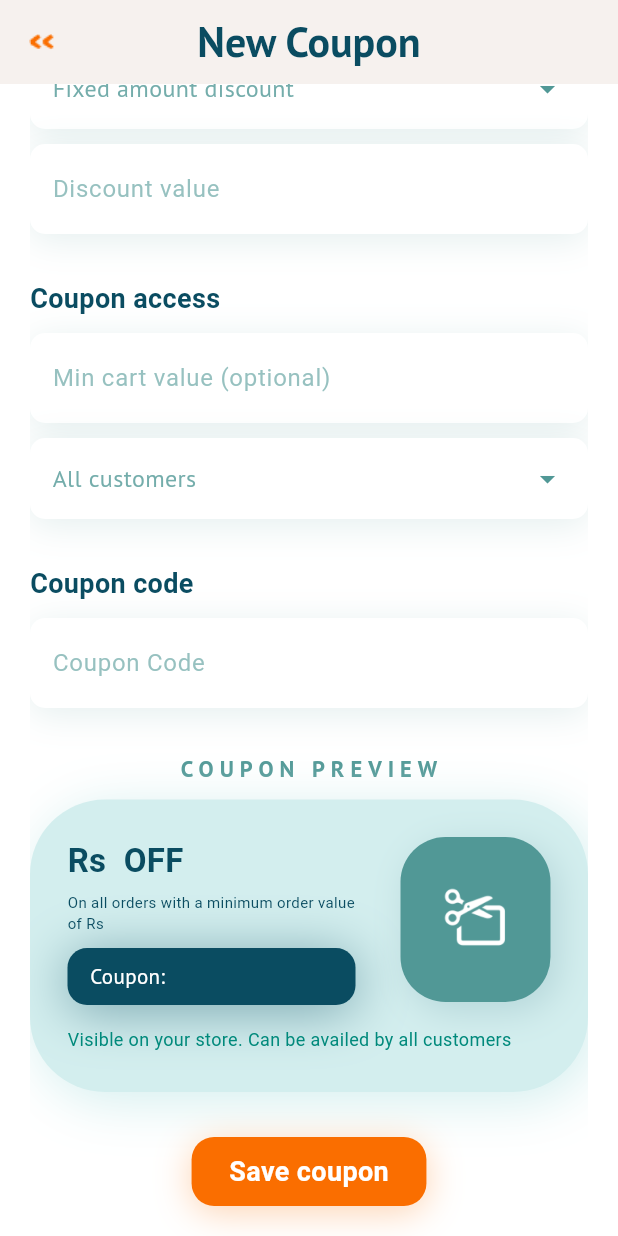
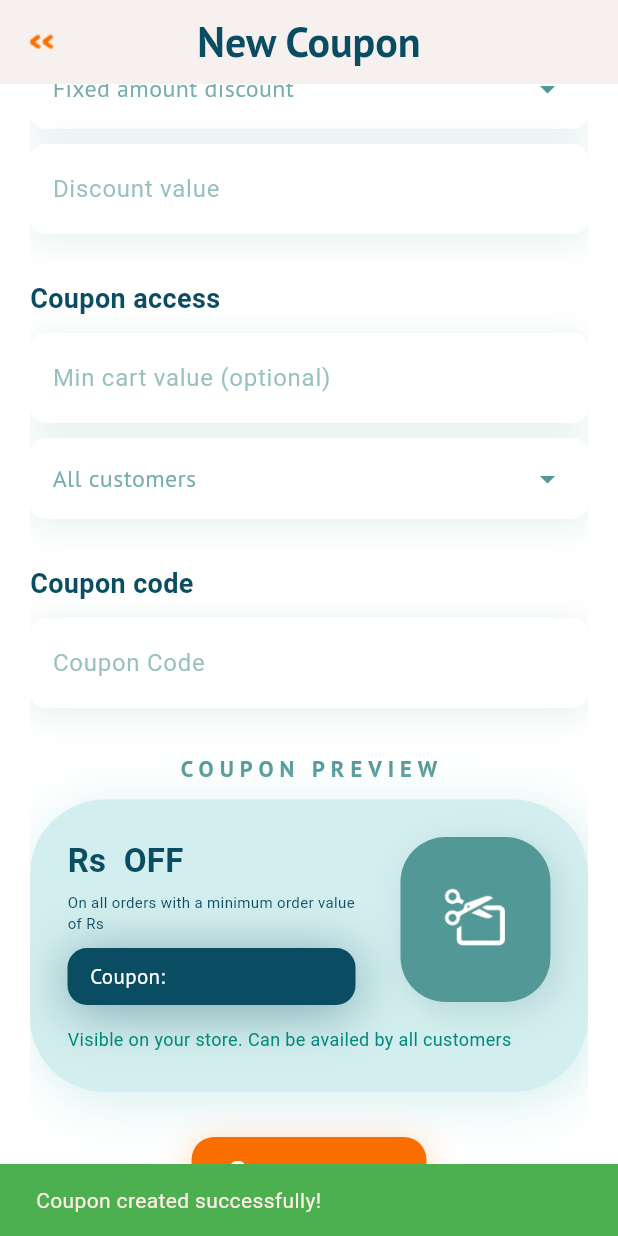
Before and after one commit to kaniket7209/cloudbelly_flutter, a Flutter app: the NewCouponScreen screen opened directly, scrolled down 80 dp, after a tap on "Save coupon", on a phone screen of 412 x 824 dp. Run offline on Flutter 3.47's test engine with Material 3 defaults, Android fonts, the phone set to English and light mode, and no system bars; our stand-ins replace animated_bottom_navigation_bar, cached_network_image, figma_squircle, firebase_core, firebase_dynamic_links, firebase_messaging and 24 more; missing offline and left inert: dart_jsonwebtoken, fine_bar_chart, flutter_file_dialog; accounts and stored records are empty; network calls fail; Roboto replaces fonts that are missing (Product Sans Black); project files that could hold a hidden picture were left out.

```diff
--- a/lib/api_service.dart
+++ b/lib/api_service.dart
@@ -198,14 +198,13 @@ class Auth with ChangeNotifier {
     // await updateFcmToken(fcmToken);
     notifyListeners();
   }
-Future<String> updateFcmToken(
-
-     fcm_token) async {
+
+  Future<String> updateFcmToken(fcm_token) async {
     final String url = 'https://app.cloudbelly.in/update-user';
 
     final Map<String, dynamic> requestBody = {
       'user_id': userData?['user_id'] ?? "",
-      'fcm_token':fcm_token
+      'fcm_token': fcm_token
     };
 
     try {
@@ -223,6 +222,37 @@ Future<String> updateFcmToken(
 
       // Handle exceptions
       return '-1';
+    }
+  }
+
+  Future createNewCoupons(selectedCouponType, discountValue,
+      minCartValue, selectedApplicableFor, couponCode) async {
+    final String url = 'https://app.cloudbelly.in/coupons/create';
+
+    final Map<String, dynamic> requestBody = {
+      'user_id': userData?['user_id'] ?? "",
+      "coupon_type": selectedCouponType,
+      "discount_value": discountValue,
+      "min_cart_value": minCartValue,
+      "applicable_for": selectedApplicableFor,
+      "coupon_code": couponCode
+    };
+
+    try {
+      final response = await http.post(
+        Uri.parse(url),
+        headers: headers,
+        body: jsonEncode(requestBody),
+      );
+
+
+      print("created coupons  ${jsonEncode(response.body)}");
+      return jsonDecode(response.body);
+    } catch (error) {
+
+
+      // Handle exceptions
+      return {"code":200,"msg":"Unexpected errors"};
     }
   }
 
@@ -313,8 +343,6 @@ Future<String> updateFcmToken(
     }
     notifyListeners();
   }
-
-
 
   removeItem(item) {
     int idx = itemAdd.indexWhere((element) => element.id == item.id);
@@ -392,7 +420,7 @@ Future<String> updateFcmToken(
     notifyListeners();
   }
 
-  Future<String> signUp(context,email, pass, phone, type) async {
+  Future<String> signUp(context, email, pass, phone, type) async {
     const String url = 'https://app.cloudbelly.in/signup';
     final prefs = await SharedPreferences.getInstance();
 
@@ -472,6 +500,7 @@ Future<String> updateFcmToken(
       return '-1';
     }
   }
+
   Future<void> _getCurrentLocation(context) async {
     var _currentPosition;
     var address;
@@ -490,23 +519,19 @@ Future<void> _getCurrentLocation(context) async {
         address =
             '${placemark.street}, ${placemark.subLocality},${placemark.subAdministrativeArea}, ${placemark.locality}, ${placemark.administrativeArea},${placemark.country}, ${placemark.postalCode}';
         area = '${placemark.administrativeArea}';
-
-
       } else {
         address = 'Address not found';
       }
-
 
       await Provider.of<Auth>(context, listen: false).updateCustomerLocation(
           _currentPosition?.latitude, _currentPosition?.longitude, area);
       print("locLogmain.dart $_currentPosition  $area");
-
     } catch (e) {
       print('Error: $e');
     }
   }
 
-  Future<String> login(context,email, pass) async {
+  Future<String> login(context, email, pass) async {
     print("fcmToken:: $fcmToken");
     final prefs = await SharedPreferences.getInstance();
 
@@ -579,8 +604,6 @@ Future<void> _getCurrentLocation(context) async {
         'user_type': DataMap['user_type'] ?? 'Vendor',
       };
 
-
-
       await UserPreferences.setUser(userProfileData);
       userData = UserPreferences.getUser();
       print('user data:$userData');
@@ -595,7 +618,8 @@ Future<void> _getCurrentLocation(context) async {
     }
   }
 
-Future<Map<String, dynamic>> commonLogin(BuildContext context, String mobileNo, String userType) async {
+  Future<Map<String, dynamic>> commonLogin(
+      BuildContext context, String mobileNo, String userType) async {
     final prefs = await SharedPreferences.getInstance();
     _getCurrentLocation(context); // Make sure _getCurrentLocation is defined
     final String url = 'https://app.cloudbelly.in/common-login';
@@ -629,7 +653,9 @@ Future<Map<String, dynamic>> commonLogin(BuildContext context, String mobileNo,
           'user_id': DataMap['user_id'],
           'user_name': DataMap['user_name'],
           'email': DataMap['email'],
-        'store_name': DataMap['store_name'] ?? DataMap['email'].split('@')[0] ?? "Unknown",
+          'store_name': DataMap['store_name'] ??
+              DataMap['email'].split('@')[0] ??
+              "Unknown",
           'profile_photo': DataMap['profile_photo'] ?? '',
           'store_availability': DataMap['store_availability'] ?? false,
           'pan_number': DataMap['pan_number'] ?? '',
@@ -683,7 +709,8 @@ Future<Map<String, dynamic>> commonLogin(BuildContext context, String mobileNo,
         notifyListeners();
         return responseBody;
       } else {
-      print("Login/Registration failed with status code: ${response.statusCode}");
+        print(
+            "Login/Registration failed with status code: ${response.statusCode}");
         print("Response body: ${response.body}");
         notifyListeners();
         return {"code": response.statusCode};
@@ -695,6 +722,7 @@ Future<Map<String, dynamic>> commonLogin(BuildContext context, String mobileNo,
       return {"code": 500, "error": error.toString()};
     }
   }
+
   Future<String> googleLogin(email, userType) async {
     print("fcmToken:: $fcmToken");
     final prefs = await SharedPreferences.getInstance();
@@ -1183,23 +1211,34 @@ Future<Map<String, dynamic>> commonLogin(BuildContext context, String mobileNo,
     }
   }
 
-
   Future<String> updateCustomerLocation(
       double? latitude, double? longitude, String area) async {
     var requestBodySearch;
     final String url = 'https://app.cloudbelly.in/update-user';
 
-    requestBodySearch = {"latitude": latitude, "longitude": longitude,"area":area};
+    requestBodySearch = {
+      "latitude": latitude,
+      "longitude": longitude,
+      "area": area
+    };
     print("locLogapiservice.dart $requestBodySearch");
     userData = UserPreferences.getUser();
 
-    userData?['current_location']= {"latitude": latitude, "longitude": longitude,"area":area};
+    userData?['current_location'] = {
+      "latitude": latitude,
+      "longitude": longitude,
+      "area": area
+    };
 
     await UserPreferences.setUser(userData!);
 
     final Map<String, dynamic> requestBody = {
       'user_id': userData?['user_id'] ?? "",
-      "current_location": {"latitude": latitude, "longitude": longitude,"area":area}
+      "current_location": {
+        "latitude": latitude,
+        "longitude": longitude,
+        "area": area
+      }
     };
 
     try {
@@ -1888,7 +1927,6 @@ Future<Map<String, dynamic>> commonLogin(BuildContext context, String mobileNo,
       print(response.statusCode);
       notifyListeners();
       return response.statusCode.toString();
-
     } catch (error) {
       // Handle exceptions
       return '-1';
@@ -2253,7 +2291,6 @@ Future<Map<String, dynamic>> commonLogin(BuildContext context, String mobileNo,
     }
   }
 
-
   Future<dynamic> cartInventory(List<dynamic> data) async {
     // id = '65e31e9f0bf98389f417cf71';
     final String url = 'https://app.cloudbelly.in/cart/add';
@@ -2262,7 +2299,6 @@ Future<Map<String, dynamic>> commonLogin(BuildContext context, String mobileNo,
     Map<String, dynamic> requestBody = {
       'user_id': userData?['user_id'] ?? "",
       'items': data
-
     };
 
     try {
@@ -2319,7 +2355,6 @@ Future<Map<String, dynamic>> commonLogin(BuildContext context, String mobileNo,
     Map<String, dynamic> requestBody = {
       'user_id': userData?['user_id'] ?? "",
       'data': _newList
-
     };
 
     try {
--- a/lib/screens/Tabs/coupon_screen.dart
+++ b/lib/screens/Tabs/coupon_screen.dart
@@ -1,7 +1,10 @@
-import 'package:cloudbelly_app/constants/assets.dart';
+import 'dart:convert';
+
+import 'package:cloudbelly_app/api_service.dart';
 import 'package:figma_squircle/figma_squircle.dart';
 import 'package:flutter/material.dart';
-import 'package:responsive_sizer/responsive_sizer.dart';
+import 'package:http/http.dart' as http;
+import 'package:provider/provider.dart';
 
 class NewCouponScreen extends StatefulWidget {
   @override
@@ -117,14 +120,56 @@ class _NewCouponScreenState extends State<NewCouponScreen> {
                 },
               ),
               SizedBox(height: 30),
-              Center(child: Container(child: Text('COUPON PREVIEW',style: TextStyle(color: Color(0xff519896),fontFamily: 'Product Sans',fontWeight: FontWeight.bold,letterSpacing: 4,fontSize: 15),),)),
+              Center(
+                  child: Container(
+                child: Text(
+                  'COUPON PREVIEW',
+                  style: TextStyle(
+                      color: Color(0xff519896),
+                      fontFamily: 'Product Sans',
+                      fontWeight: FontWeight.bold,
+                      letterSpacing: 4,
+                      fontSize: 15),
+                ),
+              )),
               SizedBox(height: 10),
               _buildCouponPreview(),
               SizedBox(height: 30),
               Center(
                 child: GestureDetector(
-                  onTap: () {
-                    // Handle saving the coupon
+                  onTap: () async {
+                    final responseData = await Provider.of<Auth>(context, listen: false).createNewCoupons(selectedCouponType, discountValue, minCartValue, selectedApplicableFor, couponCode);
+                    // Define the API endpoint
+                    try {
+
+                        if (responseData['code'] == 200) {
+                          // Success: Coupon created
+                          ScaffoldMessenger.of(context).showSnackBar(SnackBar(
+                            content: Text('Coupon created successfully!'),
+                            backgroundColor: Colors.green,
+                          ));
+                          // Add a delay of 2 seconds before closing the modal
+  await Future.delayed(Duration(seconds: 2));
+
+  Navigator.pop(context);
+
+
+                        } else {
+                          // Handle error from API
+                          ScaffoldMessenger.of(context).showSnackBar(SnackBar(
+                            content: Text(
+                                responseData['msg'] ?? 'Error creating coupon'),
+                            backgroundColor: Colors.red,
+                          ));
+                        }
+
+                    } catch (e) {
+                      // Handle network or other errors
+                      ScaffoldMessenger.of(context).showSnackBar(SnackBar(
+                        content: Text('An error occurred: $e'),
+                        backgroundColor: Colors.red,
+                      ));
+                    }
                   },
                   child: Container(
                     padding: EdgeInsets.symmetric(horizontal: 25, vertical: 10),
@@ -294,7 +339,8 @@ Widget _buildCouponPreview() {
                     ),
                     SizedBox(height: 10),
                     Container(
-                    padding: EdgeInsets.symmetric(horizontal: 15, vertical: 8),
+                      padding:
+                          EdgeInsets.symmetric(horizontal: 15, vertical: 8),
                       decoration: ShapeDecoration(
                         shadows: [
                           BoxShadow(
@@ -340,7 +386,7 @@ Widget _buildCouponPreview() {
               ),
               SizedBox(width: 30),
               Container(
-              padding: EdgeInsets.symmetric(horizontal: 25,vertical: 30),
+                padding: EdgeInsets.symmetric(horizontal: 25, vertical: 30),
                 decoration: ShapeDecoration(
                   shadows: [
                     BoxShadow(
@@ -365,13 +411,11 @@ Widget _buildCouponPreview() {
                   ),
                 ),
               ),
-
-
             ],
           ),
           SizedBox(height: 2),
           Container(
-          padding: EdgeInsets.symmetric(horizontal: 0,vertical: 2),
+            padding: EdgeInsets.symmetric(horizontal: 0, vertical: 2),
             //  decoration: ShapeDecoration(
             //       shadows: [
             //         BoxShadow(
@@ -425,15 +469,14 @@ Widget _buildCouponPreview() {
                     color: Colors.teal[600],
                   ),
                 ),
-
               ],
             ),
           ),
-
         ],
       ),
     );
   }
+
   void _showDropdown(BuildContext context, String title, List<String> options,
       Function(String) onSelected) {
     showModalBottomSheet(
```
Lines whose indentation alone changed are shown as unchanged.
